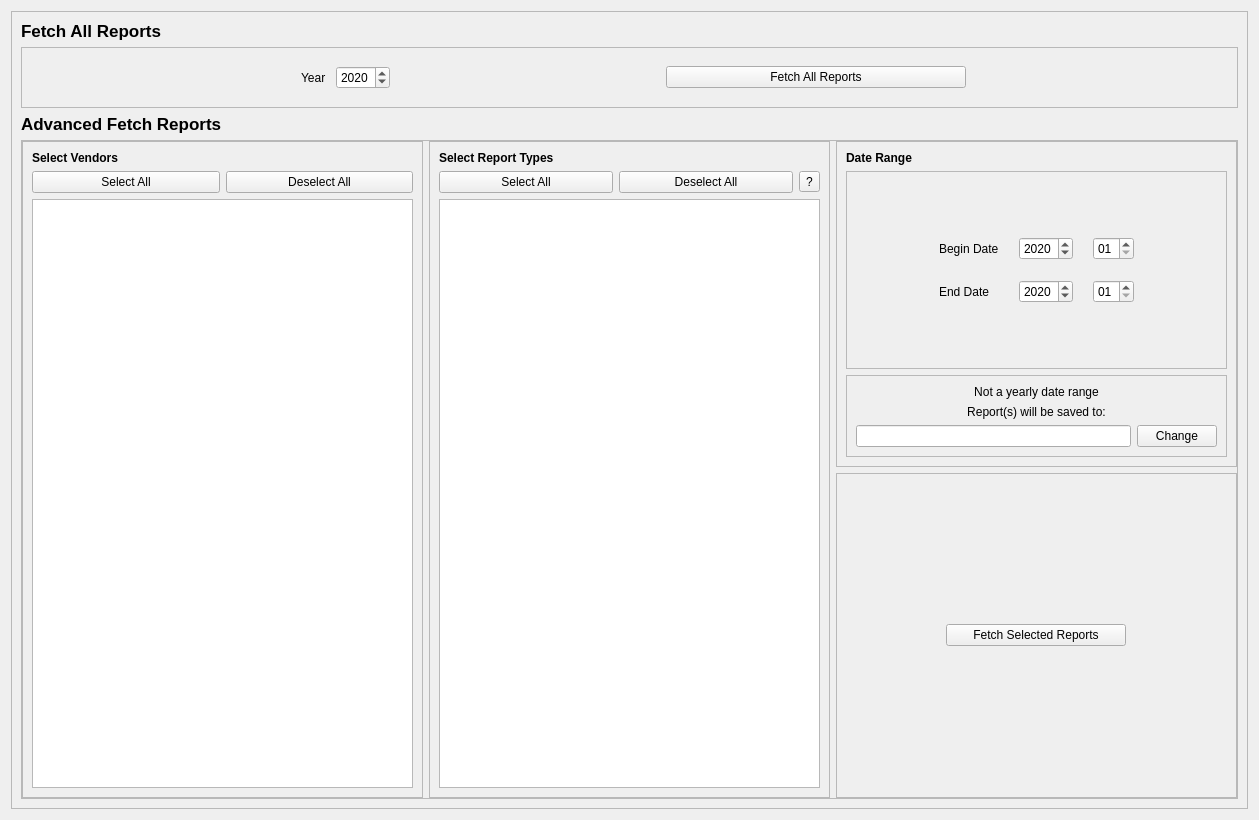
First picture: the form in ui/FetchReportsTab.ui, repository CS-4820-Library-Project/COUNTER-5-Report-Tool-2020-5.0, before the edit.
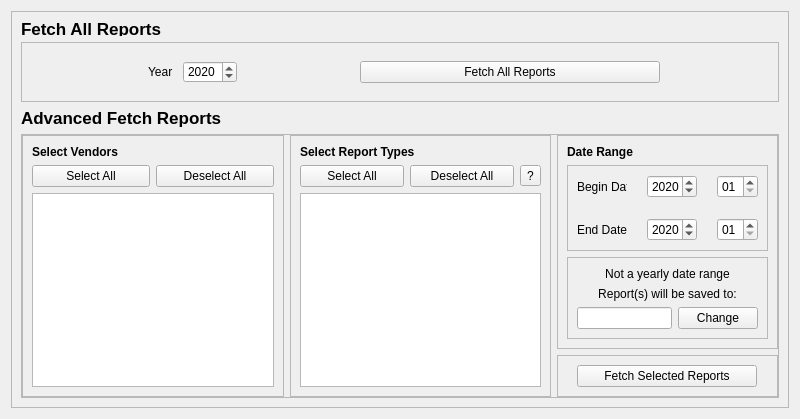
Second picture: the form after the edit.

Commit message: Improved Special Reports Tab functionality

```diff
--- a/ui/FetchReportsTab.ui
+++ b/ui/FetchReportsTab.ui
@@ -6,10 +6,16 @@
    <rect>
     <x>0</x>
     <y>0</y>
-    <width>1259</width>
-    <height>820</height>
+    <width>800</width>
+    <height>408</height>
    </rect>
   </property>
+  <property name="minimumSize">
+   <size>
+    <width>800</width>
+    <height>0</height>
+   </size>
+  </property>
   <property name="windowTitle">
    <string>Fetch Report</string>
   </property>
@@ -51,7 +57,7 @@
        <widget class="QFrame" name="frame_9">
         <property name="minimumSize">
          <size>
-          <width>800</width>
+          <width>0</width>
           <height>60</height>
          </size>
         </property>
@@ -411,14 +417,8 @@
                   <property name="spacing">
                    <number>20</number>
                   </property>
-                  <item row="3" column="3">
+                  <item row="2" column="2">
                    <widget class="QDateEdit" name="end_date_edit_fetch_month">
-                    <property name="sizePolicy">
-                     <sizepolicy hsizetype="Fixed" vsizetype="Fixed">
-                      <horstretch>0</horstretch>
-                      <verstretch>0</verstretch>
-                     </sizepolicy>
-                    </property>
                     <property name="dateTime">
                      <datetime>
                       <hour>0</hour>
@@ -434,53 +434,15 @@
                     </property>
                    </widget>
                   </item>
-                  <item row="1" column="1">
+                  <item row="0" column="0">
                    <widget class="QLabel" name="label_9">
-                    <property name="sizePolicy">
-                     <sizepolicy hsizetype="Fixed" vsizetype="Preferred">
-                      <horstretch>0</horstretch>
-                      <verstretch>0</verstretch>
-                     </sizepolicy>
-                    </property>
                     <property name="text">
                      <string>Begin Date</string>
                     </property>
                    </widget>
                   </item>
-                  <item row="1" column="0">
-                   <spacer name="horizontalSpacer">
-                    <property name="orientation">
-                     <enum>Qt::Horizontal</enum>
-                    </property>
-                    <property name="sizeHint" stdset="0">
-                     <size>
-                      <width>40</width>
-                      <height>20</height>
-                     </size>
-                    </property>
-                   </spacer>
-                  </item>
                   <item row="0" column="1">
-                   <spacer name="verticalSpacer">
-                    <property name="orientation">
-                     <enum>Qt::Vertical</enum>
-                    </property>
-                    <property name="sizeHint" stdset="0">
-                     <size>
-                      <width>20</width>
-                      <height>40</height>
-                     </size>
-                    </property>
-                   </spacer>
-                  </item>
-                  <item row="1" column="2">
                    <widget class="QDateEdit" name="begin_date_edit_fetch_year">
-                    <property name="sizePolicy">
-                     <sizepolicy hsizetype="Fixed" vsizetype="Fixed">
-                      <horstretch>0</horstretch>
-                      <verstretch>0</verstretch>
-                     </sizepolicy>
-                    </property>
                     <property name="dateTime">
                      <datetime>
                       <hour>0</hour>
@@ -499,14 +461,8 @@
                     </property>
                    </widget>
                   </item>
-                  <item row="3" column="2">
+                  <item row="2" column="1">
                    <widget class="QDateEdit" name="end_date_edit_fetch_year">
-                    <property name="sizePolicy">
-                     <sizepolicy hsizetype="Fixed" vsizetype="Fixed">
-                      <horstretch>0</horstretch>
-                      <verstretch>0</verstretch>
-                     </sizepolicy>
-                    </property>
                     <property name="dateTime">
                      <datetime>
                       <hour>0</hour>
@@ -522,67 +478,29 @@
                     </property>
                    </widget>
                   </item>
-                  <item row="1" column="4">
-                   <spacer name="horizontalSpacer_2">
-                    <property name="orientation">
-                     <enum>Qt::Horizontal</enum>
-                    </property>
-                    <property name="sizeHint" stdset="0">
-                     <size>
-                      <width>40</width>
-                      <height>20</height>
-                     </size>
-                    </property>
-                   </spacer>
-                  </item>
-                  <item row="1" column="3">
-                   <widget class="QDateEdit" name="begin_date_edit_fetch_month">
-                    <property name="sizePolicy">
-                     <sizepolicy hsizetype="Fixed" vsizetype="Fixed">
-                      <horstretch>0</horstretch>
-                      <verstretch>0</verstretch>
-                     </sizepolicy>
-                    </property>
-                    <property name="dateTime">
-                     <datetime>
-                      <hour>0</hour>
-                      <minute>0</minute>
-                      <second>0</second>
-                      <year>2020</year>
-                      <month>1</month>
-                      <day>1</day>
-                     </datetime>
-                    </property>
-                    <property name="displayFormat">
-                     <string>MM</string>
-                    </property>
-                   </widget>
-                  </item>
-                  <item row="3" column="1">
+                  <item row="2" column="0">
                    <widget class="QLabel" name="label_10">
-                    <property name="sizePolicy">
-                     <sizepolicy hsizetype="Fixed" vsizetype="Preferred">
-                      <horstretch>0</horstretch>
-                      <verstretch>0</verstretch>
-                     </sizepolicy>
-                    </property>
                     <property name="text">
                      <string>End Date</string>
                     </property>
                    </widget>
                   </item>
-                  <item row="4" column="1">
-                   <spacer name="verticalSpacer_2">
-                    <property name="orientation">
-                     <enum>Qt::Vertical</enum>
+                  <item row="0" column="2">
+                   <widget class="QDateEdit" name="begin_date_edit_fetch_month">
+                    <property name="dateTime">
+                     <datetime>
+                      <hour>0</hour>
+                      <minute>0</minute>
+                      <second>0</second>
+                      <year>2020</year>
+                      <month>1</month>
+                      <day>1</day>
+                     </datetime>
                     </property>
-                    <property name="sizeHint" stdset="0">
-                     <size>
-                      <width>20</width>
-                      <height>40</height>
-                     </size>
+                    <property name="displayFormat">
+                     <string>MM</string>
                     </property>
-                   </spacer>
+                   </widget>
                   </item>
                  </layout>
                 </widget>
```
The commit also changes 5 other files.
